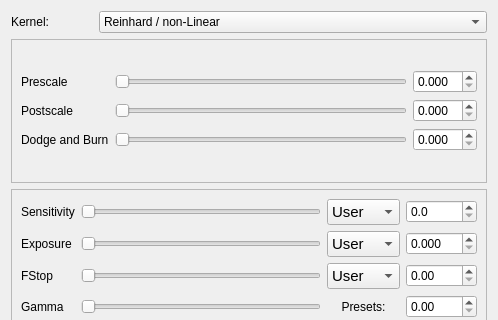
The window that qtgui/tonemap.ui (sungsoo/luxrender-lux) describes before a commit, drawn with Qt 5; both pictures show x 0 to 498 and y 0 to 320 of the 498 by 544 pixel window.
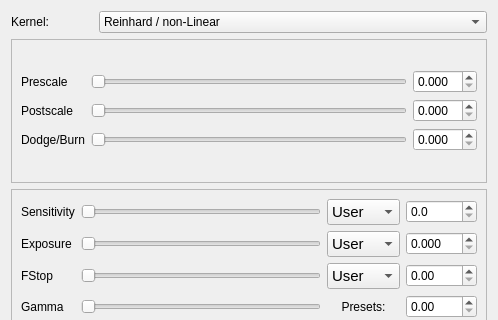
The same window after the commit.

Commit message: "dodge and Burn" is simply too long, sorry, changed it to "Dodge/Burn"

What changed in the file:
```diff
--- a/qtgui/tonemap.ui
+++ b/qtgui/tonemap.ui
@@ -171,7 +171,7 @@
           <item row="2" column="0">
            <widget class="QLabel" name="label_burn">
             <property name="text">
-             <string>Dodge and Burn</string>
+             <string>Dodge/Burn</string>
             </property>
             <property name="buddy">
              <cstring>slider_burn</cstring>
```
